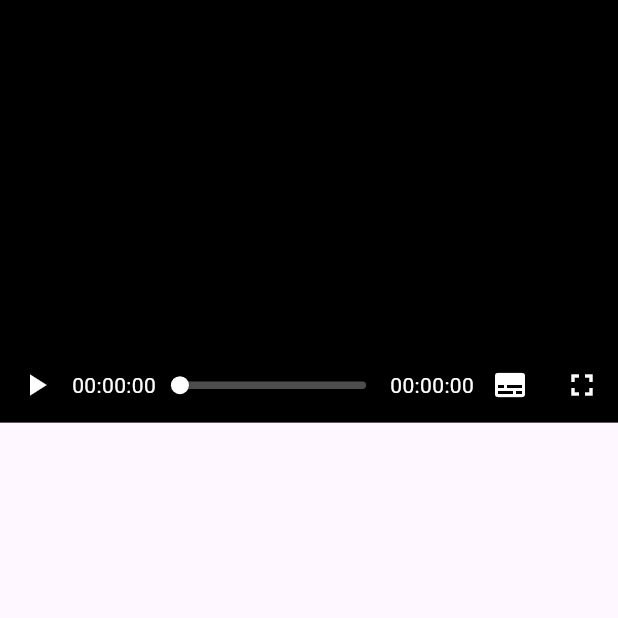
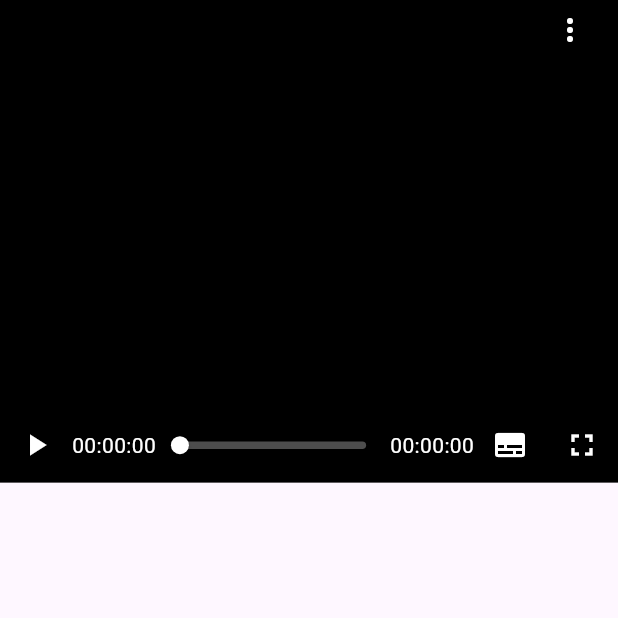
Before and after one commit to SHINEPP/flutter_better_vlc_player, a Flutter app: the screen it shows after launch, on a phone screen of 412 x 824 dp, the top half of it. Run offline on Flutter 3.47's test engine with Material 3 defaults, Android fonts, the phone set to English and light mode, and no system bars; our stand-ins replace plugin_platform_interface, wakelock_plus; statements that could not run were skipped.

Commit message:
video player ui

```diff
--- a/lib/src/player/subtitles_sheet.dart
+++ b/lib/src/player/subtitles_sheet.dart
@@ -41,13 +41,15 @@ class _SubtitlesSheetState extends State<SubtitlesSheet> {
 
   @override
   Widget build(BuildContext context) {
-    return Column(
+    return SafeArea(
+      child: Column(
         children: [
           Container(
             width: double.infinity,
             height: 40,
             alignment: Alignment.centerLeft,
             padding: EdgeInsets.symmetric(horizontal: 16),
+            margin: EdgeInsets.only(top: 8),
             child: Text(
               "字幕:",
               style: TextStyle(
@@ -79,6 +81,7 @@ class _SubtitlesSheetState extends State<SubtitlesSheet> {
             ),
           ),
         ],
+      ),
     );
   }
 }
--- a/lib/src/player/video_player.dart
+++ b/lib/src/player/video_player.dart
@@ -2,8 +2,8 @@ import 'package:flutter/cupertino.dart';
 import 'package:flutter/material.dart';
 import 'package:flutter/services.dart';
 import 'package:flutter_better_vlc_player/flutter_better_vlc_player.dart';
-import 'package:flutter_better_vlc_player/src/player/video_controls.dart';
-import 'package:flutter_better_vlc_player/src/player/video_full_screen.dart';
+import 'package:flutter_better_vlc_player/src/player/video_player_controls.dart';
+import 'package:flutter_better_vlc_player/src/player/video_player_full_screen.dart';
 import 'package:wakelock_plus/wakelock_plus.dart';
 
 class VideoPlayer extends StatefulWidget {
@@ -39,7 +39,7 @@ class _VideoPlayerState extends State<VideoPlayer> with WidgetsBindingObserver {
     if (context.mounted) {
       await Navigator.of(context).push(
         MaterialPageRoute(
-          builder: (context) => VideoFullScreen(controller: _controller),
+          builder: (context) => VideoPlayerFullScreen(controller: _controller),
         ),
       );
     }
@@ -76,6 +76,7 @@ class _VideoPlayerState extends State<VideoPlayer> with WidgetsBindingObserver {
       child: Column(
         mainAxisSize: MainAxisSize.min,
         children: [
+          VideoPlayerMenu(controller: _controller, isFullScreen: false),
           Hero(
             tag: _controller,
             child: VlcPlayer(
@@ -87,7 +88,7 @@ class _VideoPlayerState extends State<VideoPlayer> with WidgetsBindingObserver {
               ),
             ),
           ),
-          VideoControls(
+          VideoPlayerControls(
             controller: _controller,
             isFullScreen: false,
             onFullScreen: () {
--- a/lib/src/player/video_controls.dart
+++ b/lib/src/player/video_player_controls.dart
@@ -1,13 +1,14 @@
 import 'package:flutter/material.dart';
 import 'package:flutter_better_vlc_player/flutter_better_vlc_player.dart';
+import 'package:flutter_better_vlc_player/src/player/menu_sheet.dart';
 import 'package:flutter_better_vlc_player/src/player/side_sheet.dart';
 import 'package:flutter_better_vlc_player/src/player/subtitles_sheet.dart';
 
 import 'video_track_shape.dart';
 
 /// 底部控制
-class VideoControls extends StatefulWidget {
-  const VideoControls({
+class VideoPlayerControls extends StatefulWidget {
+  const VideoPlayerControls({
     super.key,
     required this.controller,
     required this.onFullScreen,
@@ -19,10 +20,10 @@ class VideoControls extends StatefulWidget {
   final bool isFullScreen;
 
   @override
-  State<VideoControls> createState() => _VideoControlsState();
+  State<VideoPlayerControls> createState() => _VideoPlayerControlsState();
 }
 
-class _VideoControlsState extends State<VideoControls> {
+class _VideoPlayerControlsState extends State<VideoPlayerControls> {
   late VlcPlayerController _controller;
 
   double sliderValue = 0.0;
@@ -121,7 +122,10 @@ class _VideoControlsState extends State<VideoControls> {
           ),
           IconButton(
             iconSize: 40,
-            icon: Icon(Icons.fullscreen, size: 24),
+            icon: Icon(
+              widget.isFullScreen ? Icons.fullscreen_exit : Icons.fullscreen,
+              size: 24,
+            ),
             color: Colors.white,
             onPressed: widget.onFullScreen,
           ),
@@ -130,3 +134,42 @@ class _VideoControlsState extends State<VideoControls> {
     );
   }
 }
+
+/// 底部控制
+class VideoPlayerMenu extends StatelessWidget {
+  const VideoPlayerMenu({
+    super.key,
+    required this.controller,
+    required this.isFullScreen,
+  });
+
+  final VlcPlayerController controller;
+  final bool isFullScreen;
+
+  void _onTapMenu(BuildContext context) {
+    if (isFullScreen) {
+      showRightSideSheet(context, MenuSheet(controller: controller));
+    } else {
+      showBottomSideSheet(context, MenuSheet(controller: controller));
+    }
+  }
+
+  @override
+  Widget build(BuildContext context) {
+    return SizedBox(
+      height: 40,
+      child: Row(
+        mainAxisAlignment: MainAxisAlignment.end,
+        children: [
+          IconButton(
+            iconSize: 40,
+            icon: Icon(Icons.more_vert, size: 24),
+            color: Colors.white,
+            onPressed: () => _onTapMenu(context),
+          ),
+          SizedBox(width: 8),
+        ],
+      ),
+    );
+  }
+}
```
Also changed, not shown: lib/src/player/menu_sheet.dart (added, +70 -0 lines), lib/src/player/video_player_full_screen.dart (renamed from lib/src/player/video_full_screen.dart, +6 -6 lines). Lines whose indentation alone changed are shown as unchanged.
